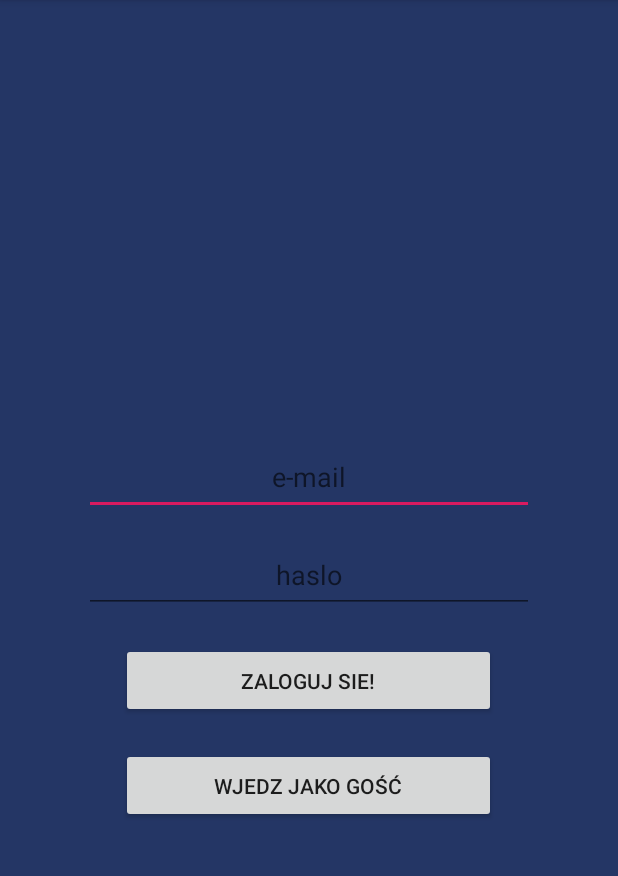
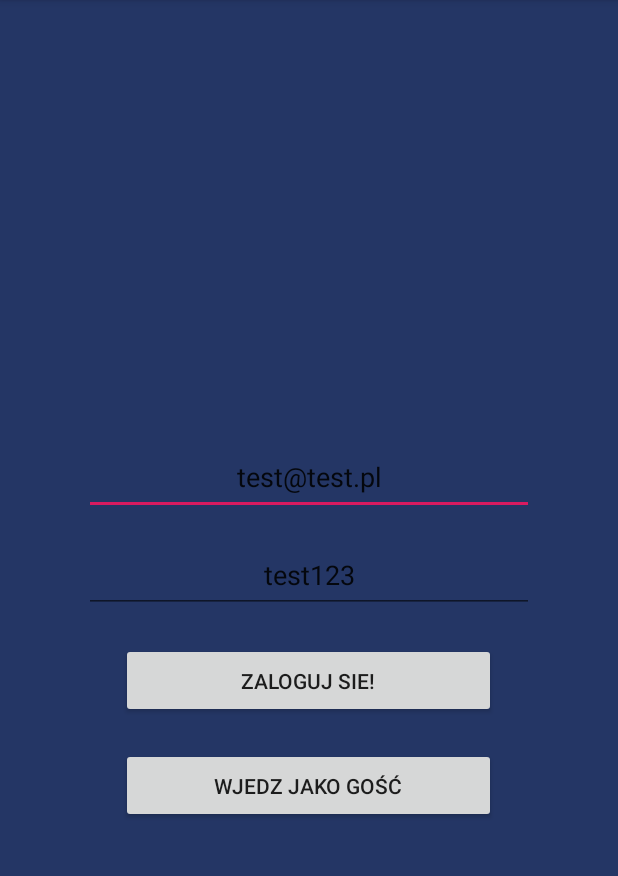
Before and after one commit to anonimowy-uzytkownik/Studencka-Karczma, an Android app: the LoginActivity screen opened directly, with no data from a screen before it, on a phone screen of 412 x 824 dp, the part 84-960 px from its top. Run offline under Robolectric (Android 15) with nearby library versions, the phone set to English and light mode, and no system bars; our stand-ins replace Firebase (no records; nobody signed in at launch, a user with empty details on screens opened directly).

```diff
--- a/app/src/main/java/com/example/projekt/LoginActivity.java
+++ b/app/src/main/java/com/example/projekt/LoginActivity.java
@@ -1,14 +1,63 @@
 package com.example.projekt;
 
+import androidx.annotation.NonNull;
 import androidx.appcompat.app.AppCompatActivity;
 
+import android.content.Intent;
 import android.os.Bundle;
+import android.text.TextUtils;
+import android.view.View;
+import android.widget.Button;
+import android.widget.EditText;
+import android.widget.Toast;
+
+import com.google.android.gms.tasks.OnCompleteListener;
+import com.google.android.gms.tasks.Task;
+import com.google.firebase.auth.AuthResult;
+import com.google.firebase.auth.FirebaseAuth;
 
 public class LoginActivity extends AppCompatActivity {
+
+    Button btnLogowanie;
+    EditText etEmail, etHaslo;
+    FirebaseAuth mFirebaseAuth;
 
     @Override
     protected void onCreate(Bundle savedInstanceState) {
         super.onCreate(savedInstanceState);
         setContentView(R.layout.activity_login);
+
+        btnLogowanie = findViewById(R.id.logowanie);
+        etEmail = findViewById(R.id.email);
+        etHaslo = findViewById(R.id.haslo);
+        mFirebaseAuth = FirebaseAuth.getInstance();
+
+
+        btnLogowanie.setOnClickListener(new View.OnClickListener() {
+            @Override
+            public void onClick(View v) {
+
+                String email = etEmail.getText().toString().trim();
+                String haslo = etHaslo.getText().toString().trim();
+
+
+                mFirebaseAuth.signInWithEmailAndPassword(email, haslo).addOnCompleteListener(new OnCompleteListener<AuthResult>() {
+                    @Override
+                    public void onComplete(@NonNull Task<AuthResult> task) {
+
+                        if (task.isSuccessful()) {
+
+                            Toast.makeText(LoginActivity.this, "Zalogowany! ", Toast.LENGTH_SHORT).show();
+                            startActivity(new Intent(getApplicationContext(), MainActivity.class));
+
+                        } else {
+                            Toast.makeText(LoginActivity.this, "Błąd! " + task.getException().getMessage(), Toast.LENGTH_SHORT).show();
+                        }
+
+                    }
+                });
+            }
+        });
+
     }
 }
--- a/app/src/main/res/layout/activity_login.xml
+++ b/app/src/main/res/layout/activity_login.xml
@@ -17,7 +17,8 @@
 
         android:gravity="center"
         android:hint="e-mail"
-        android:inputType="text" />
+        android:inputType="text"
+        android:text="test@test.pl" />
 
     <EditText
         android:id="@+id/haslo"
@@ -30,7 +31,8 @@
 
 
         android:hint="haslo"
-        android:inputType="text" />
+        android:inputType="text"
+        android:text="test123" />
 
 
     <Button
@@ -41,7 +43,8 @@
         android:layout_centerInParent="true"
         android:layout_marginTop="20dp"
         android:gravity="center"
-        android:text="zaloguj sie!" />
+        android:text="zaloguj sie!"
+        />
 
     <Button
         android:id="@+id/logowanie_gosc"
```
